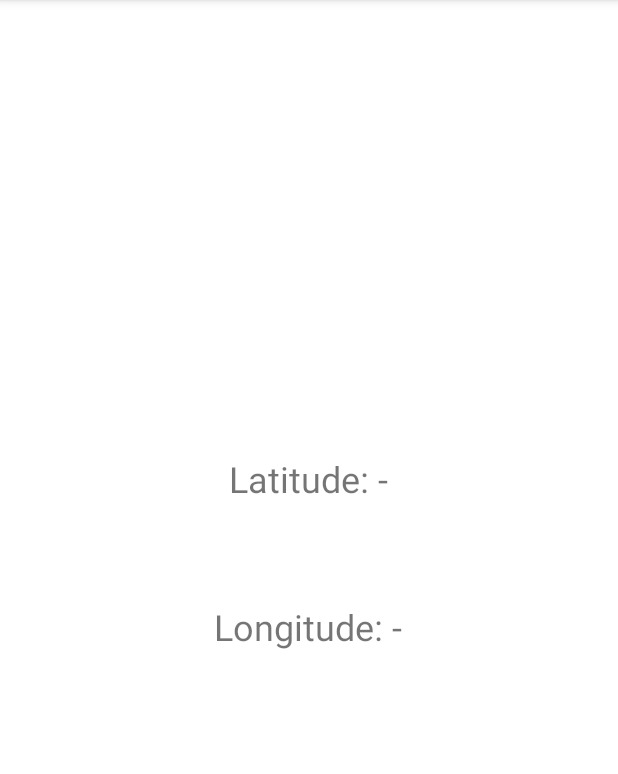
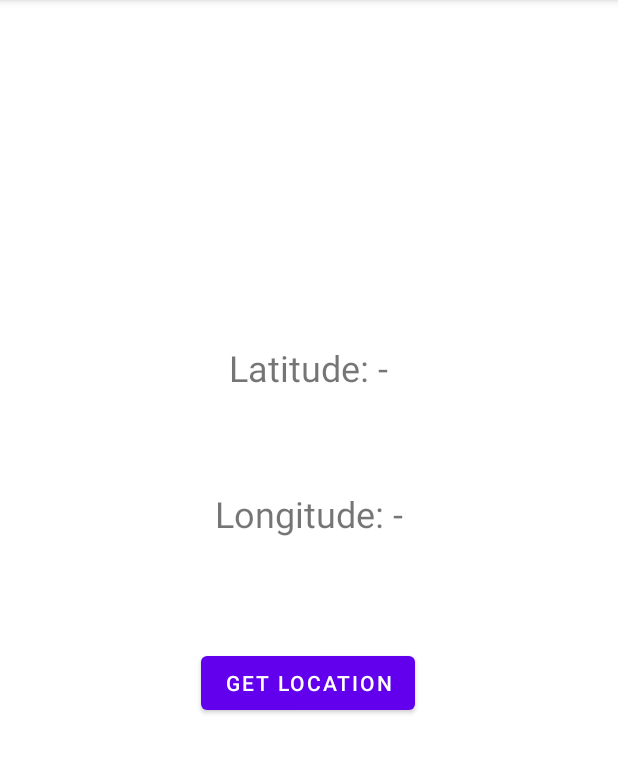
Before and after one commit to ZeitLee/CS5520_sp22, an Android app: the Location screen opened directly, with no data from a screen before it, on a phone screen of 412 x 824 dp, the part 84-858 px from its top. Run offline under Robolectric (Android 15) with nearby library versions, the phone set to English and light mode, and no system bars.

Commit message:
Assignment5 fix crashing bug when open locator.

```diff
--- a/app/build.gradle
+++ b/app/build.gradle
@@ -35,5 +35,5 @@ dependencies {
     testImplementation 'junit:junit:4.13.2'
     androidTestImplementation 'androidx.test.ext:junit:1.1.3'
     androidTestImplementation 'androidx.test.espresso:espresso-core:3.4.0'
-    implementation 'com.google.android.gms:play-services-location:17.0.0'
+    implementation 'com.google.android.gms:play-services-location:19.0.1'
 }
--- a/app/src/main/AndroidManifest.xml
+++ b/app/src/main/AndroidManifest.xml
@@ -2,7 +2,7 @@
 <manifest xmlns:android="http://schemas.android.com/apk/res/android"
     package="edu.neu.madcourse.numad22sp_zeshengli">
 
-    <uses-permission android:name="android.permission.ACCESS_COARSE_LOCATION"/>
+    <uses-permission android:name="android.permission.ACCESS_FINE_LOCATION" />
 
     <application
         android:allowBackup="true"
--- a/app/src/main/java/edu/neu/madcourse/numad22sp_zeshengli/Location.java
+++ b/app/src/main/java/edu/neu/madcourse/numad22sp_zeshengli/Location.java
@@ -8,22 +8,35 @@ import androidx.core.content.ContextCompat;
 import android.Manifest;
 import android.content.Intent;
 import android.content.pm.PackageManager;
+import android.location.Address;
+import android.location.Geocoder;
 import android.location.LocationListener;
 import android.location.LocationManager;
+import android.os.Build;
 import android.os.Bundle;
+import android.view.View;
+import android.widget.Button;
 import android.widget.TextView;
+import android.widget.Toast;
 
 import com.google.android.gms.location.FusedLocationProviderClient;
 import com.google.android.gms.location.LocationRequest;
 import com.google.android.gms.location.LocationResult;
 import com.google.android.gms.location.LocationServices;
+import com.google.android.gms.tasks.OnCompleteListener;
+import com.google.android.gms.tasks.OnSuccessListener;
+import com.google.android.gms.tasks.Task;
+
+import java.io.IOException;
+import java.util.List;
+import java.util.Locale;
 
 public class Location extends AppCompatActivity {
 
     TextView latitude, longitude;
+    Button getLocation;
 
-    // Location manager.
-    private LocationManager locationManager;
+    LocationManager locationManager;
 
     @Override
     protected void onCreate(Bundle savedInstanceState) {
@@ -32,32 +45,51 @@ public class Location extends AppCompatActivity {
 
         latitude = (TextView) findViewById(R.id.latitude);
         longitude = (TextView) findViewById(R.id.longitude);
+        getLocation = (Button) findViewById(R.id.getLocation);
         locationManager = (LocationManager) getSystemService(LOCATION_SERVICE);
 
-        if (ContextCompat.checkSelfPermission(this,
-                Manifest.permission.ACCESS_COARSE_LOCATION) != PackageManager.PERMISSION_GRANTED) {
-            // request permission from user.
-            ActivityCompat.requestPermissions(this,
-                    new String[]{Manifest.permission.ACCESS_COARSE_LOCATION}, 1);
-        }
+        getLocation.setOnClickListener(new View.OnClickListener() {
+            @Override
+            public void onClick(View v) {
+                updateLocation();
+            }
+        });
 
-        locationManager.requestLocationUpdates(LocationManager.GPS_PROVIDER, 10,
-                1, new LocationListener() {
-                    @Override
-                    public void onLocationChanged(@NonNull android.location.Location location) {
-                        latitude.setText("Latitude: " + String.valueOf(location.getLatitude()));
-                        longitude.setText("Longitude: " + String.valueOf(location.getLongitude()));
-                    }
-                });
 
     }
-    // re-write back button to back to main activity.
+
     @Override
-    public void onBackPressed() {
-        Intent intent = new Intent(this, MainActivity.class);
-        intent .addFlags(Intent.FLAG_ACTIVITY_NO_HISTORY);
-        intent .addFlags(Intent.FLAG_ACTIVITY_CLEAR_TOP);
-        startActivity(intent);
+    public void onRequestPermissionsResult(int requestCode, String[] permissions,
+                                           int[] grantResults) {
+        super.onRequestPermissionsResult(requestCode, permissions, grantResults);
+
+        switch (requestCode) {
+            case 86:
+                if (grantResults.length > 0 &&
+                        grantResults[0] == PackageManager.PERMISSION_GRANTED) {
+                    updateLocation();
+                }
+                else {
+                    Toast.makeText(Location.this, "No Permission.", Toast.LENGTH_LONG).show();
+                }
+                break;
+        }
+    }
+
+    private  void updateLocation() {
+        // check permission and only check once when no permission.
+        if (ActivityCompat.checkSelfPermission(Location.this, Manifest.permission.ACCESS_FINE_LOCATION) == PackageManager.PERMISSION_GRANTED) {
+            locationManager.requestLocationUpdates(LocationManager.GPS_PROVIDER, 10, 1, new LocationListener() {
+                @Override
+                public void onLocationChanged(@NonNull android.location.Location location) {
+                    latitude.setText("Latitude: " + String.valueOf(location.getLatitude()));
+                    longitude.setText("Longitude: " + String.valueOf(location.getLongitude()));
+                }
+            });
+        } else {
+            // ask permission.
+            ActivityCompat.requestPermissions(Location.this, new String[]{Manifest.permission.ACCESS_FINE_LOCATION}, 86);
+        }
     }
 
 }
--- a/app/src/main/res/layout/activity_location.xml
+++ b/app/src/main/res/layout/activity_location.xml
@@ -17,7 +17,7 @@
         app:layout_constraintHorizontal_bias="0.498"
         app:layout_constraintStart_toStartOf="parent"
         app:layout_constraintTop_toTopOf="parent"
-        app:layout_constraintVertical_bias="0.412" />
+        app:layout_constraintVertical_bias="0.311" />
 
     <TextView
         android:id="@+id/longitude"
@@ -27,8 +27,19 @@
         android:textSize="24dp"
         app:layout_constraintBottom_toBottomOf="parent"
         app:layout_constraintEnd_toEndOf="parent"
+        app:layout_constraintStart_toStartOf="parent"
+        app:layout_constraintTop_toBottomOf="@+id/latitude"
+        app:layout_constraintVertical_bias="0.137" />
+
+    <Button
+        android:id="@+id/getLocation"
+        android:layout_width="wrap_content"
+        android:layout_height="wrap_content"
+        android:text="Get Location"
+        app:layout_constraintBottom_toBottomOf="parent"
+        app:layout_constraintEnd_toEndOf="parent"
         app:layout_constraintHorizontal_bias="0.498"
         app:layout_constraintStart_toStartOf="parent"
-        app:layout_constraintTop_toBottomOf="@+id/latitude"
-        app:layout_constraintVertical_bias="0.165" />
+        app:layout_constraintTop_toBottomOf="@+id/longitude"
+        app:layout_constraintVertical_bias="0.201" />
 </androidx.constraintlayout.widget.ConstraintLayout>
```
